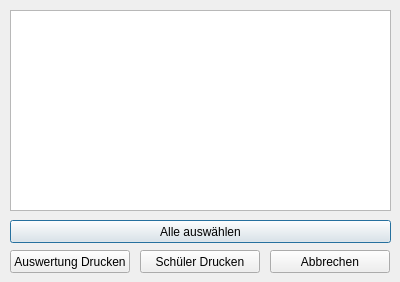
First picture: the form in windows/printdialog.ui, repository koc-schule/bewertungsrechner, before the edit.
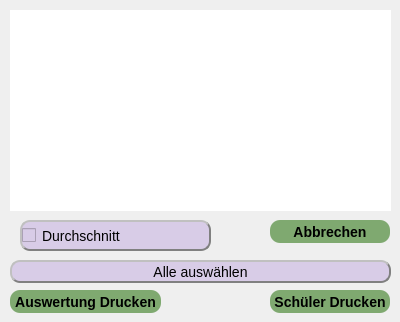
Second picture: the form after the edit.

```diff
--- a/windows/printdialog.ui
+++ b/windows/printdialog.ui
@@ -7,7 +7,7 @@
     <x>0</x>
     <y>0</y>
     <width>400</width>
-    <height>282</height>
+    <height>322</height>
    </rect>
   </property>
   <property name="windowTitle">
@@ -22,16 +22,30 @@
      <height>201</height>
     </rect>
    </property>
+   <property name="styleSheet">
+    <string notr="true">border-style: outset;
+border-radius:  10px;
+font: 14px;</string>
+   </property>
   </widget>
   <widget class="QPushButton" name="selectall_button">
    <property name="geometry">
     <rect>
      <x>10</x>
-     <y>220</y>
+     <y>260</y>
      <width>381</width>
      <height>23</height>
     </rect>
    </property>
+   <property name="styleSheet">
+    <string notr="true">background-color: rgb(216, 204, 231);
+border-style: outset;
+border-width: 2px;
+border-radius:  10px;
+border-color: black;
+border-color: gray;
+font: 14px;</string>
+   </property>
    <property name="text">
     <string>Alle auswählen</string>
    </property>
@@ -40,11 +54,18 @@
    <property name="geometry">
     <rect>
      <x>10</x>
-     <y>250</y>
-     <width>120</width>
+     <y>290</y>
+     <width>151</width>
      <height>23</height>
     </rect>
    </property>
+   <property name="styleSheet">
+    <string notr="true">background-color: rgb(127, 169, 112);
+border-style: outset;
+border-radius:  10px;
+border-color: white;
+font: bold 14px;</string>
+   </property>
    <property name="text">
     <string>Auswertung Drucken</string>
    </property>
@@ -53,11 +74,18 @@
    <property name="geometry">
     <rect>
      <x>270</x>
-     <y>250</y>
+     <y>220</y>
      <width>120</width>
      <height>23</height>
     </rect>
    </property>
+   <property name="styleSheet">
+    <string notr="true">background-color: rgb(127, 169, 112);
+border-style: outset;
+border-radius:  10px;
+border-color: white;
+font: bold 14px;</string>
+   </property>
    <property name="text">
     <string>Abbrechen</string>
    </property>
@@ -65,12 +93,19 @@
   <widget class="QPushButton" name="printstudent_button">
    <property name="geometry">
     <rect>
-     <x>140</x>
-     <y>250</y>
+     <x>270</x>
+     <y>290</y>
      <width>120</width>
      <height>23</height>
     </rect>
    </property>
+   <property name="styleSheet">
+    <string notr="true">background-color: rgb(127, 169, 112);
+border-style: outset;
+border-radius:  10px;
+border-color: white;
+font: bold 14px;</string>
+   </property>
    <property name="text">
     <string>Schüler Drucken</string>
    </property>
@@ -91,6 +126,35 @@
     <string/>
    </property>
   </widget>
+  <widget class="QCheckBox" name="CheckBoxDurchschnitt">
+   <property name="geometry">
+    <rect>
+     <x>20</x>
+     <y>220</y>
+     <width>191</width>
+     <height>31</height>
+    </rect>
+   </property>
+   <property name="font">
+    <font>
+     <pointsize>-1</pointsize>
+     <italic>false</italic>
+     <bold>false</bold>
+    </font>
+   </property>
+   <property name="styleSheet">
+    <string notr="true">background-color: rgb(216, 204, 231);
+border-style: outset;
+border-width: 2px;
+border-radius:  10px;
+border-color: black;
+border-color: gray;
+font: 14px;</string>
+   </property>
+   <property name="text">
+    <string>Durchschnitt</string>
+   </property>
+  </widget>
   <zorder>resultname_label</zorder>
   <zorder>student_list</zorder>
   <zorder>selectall_button</zorder>
```
Left out of the diff: 1 changed line with no effect on the pictures.
